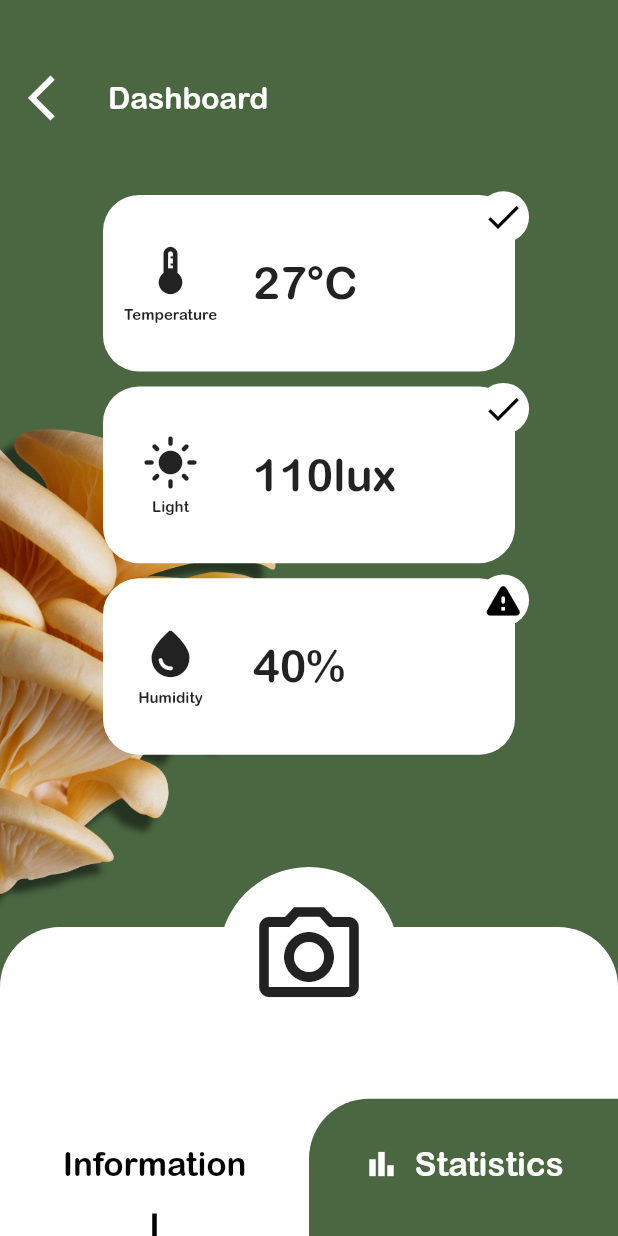
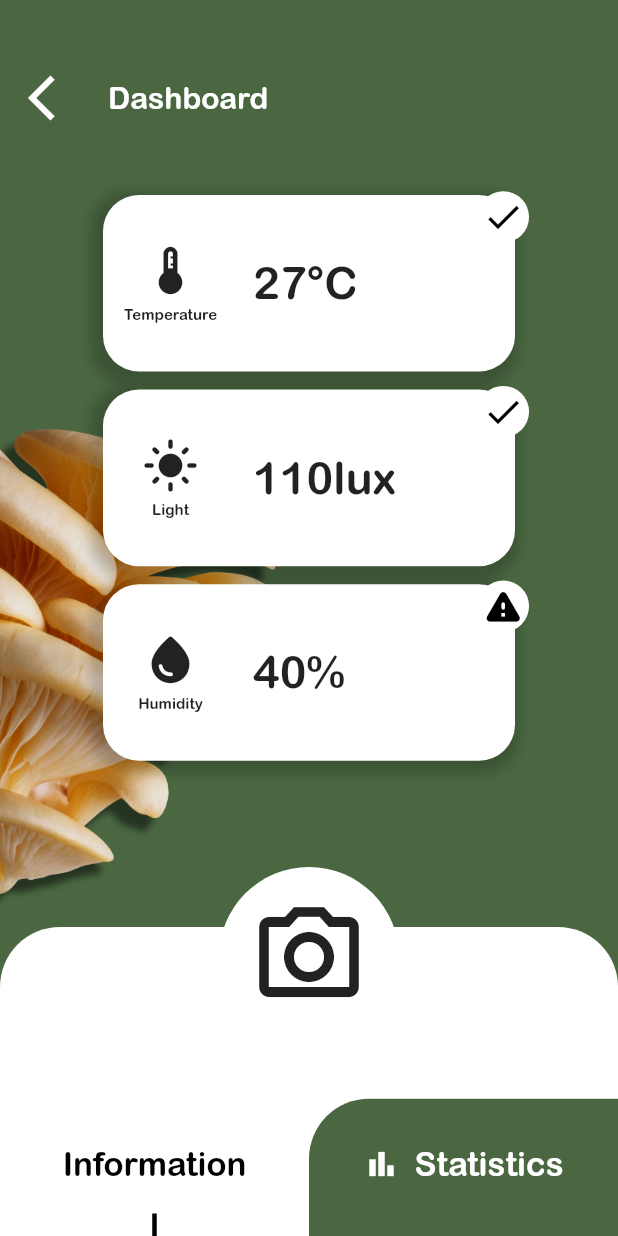
Before and after one commit to muxonn/grow_guard, a Flutter app: the PlantPage screen opened directly, on a phone screen of 412 x 824 dp. Run offline on Flutter 3.47's test engine with Material 2 defaults, Android fonts, the phone set to English and light mode, and no system bars; network calls fail.

Commit message:
Increase margin between sensor blocks and add boxshadow

```diff
--- a/lib/plant_page.dart
+++ b/lib/plant_page.dart
@@ -44,7 +44,7 @@ class PlantPage extends StatelessWidget {
           Align(
             alignment: Alignment.topCenter,
             child: Wrap(
-              runSpacing: 10,
+              runSpacing: 12,
               children: const [
                 SensorData(
                   type: "Temperature",
--- a/lib/utils/sensor_data.dart
+++ b/lib/utils/sensor_data.dart
@@ -42,6 +42,13 @@ class SensorData extends StatelessWidget {
           decoration: BoxDecoration(
             borderRadius: BorderRadius.all(Radius.circular(24)),
             color: Colors.white,
+            boxShadow: [
+              BoxShadow(
+                  color: Colors.black.withOpacity(0.2),
+                  spreadRadius: 5,
+                  blurRadius: 7,
+                  offset: Offset(-3, 3)),
+            ],
           ),
           width: size.width / 1.5,
           height: size.height / 7,
```
